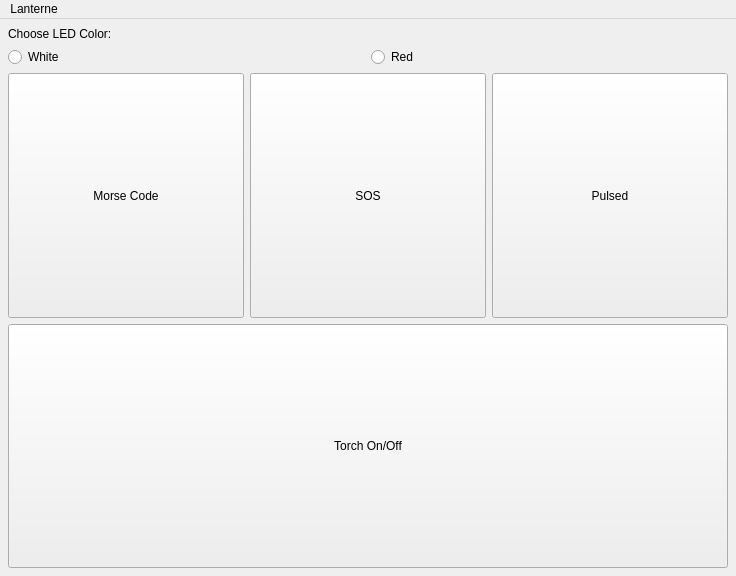
Before: the Qt Designer form mainwindow.ui in jpietrzak8/Lanterne, drawn with Qt 5.
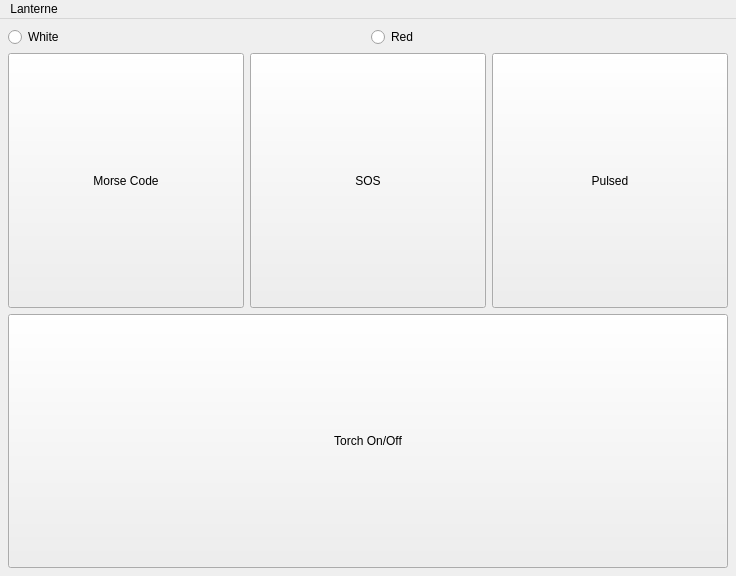
After: the same form once the commit is applied. Icons and pictures are not drawn.

```diff
--- a/mainwindow.ui
+++ b/mainwindow.ui
@@ -18,19 +18,6 @@
     <property name="margin">
      <number>8</number>
     </property>
-    <item>
-     <widget class="QLabel" name="ledChoiceLabel">
-      <property name="sizePolicy">
-       <sizepolicy hsizetype="Preferred" vsizetype="Fixed">
-        <horstretch>0</horstretch>
-        <verstretch>0</verstretch>
-       </sizepolicy>
-      </property>
-      <property name="text">
-       <string>Choose LED Color:</string>
-      </property>
-     </widget>
-    </item>
     <item>
      <layout class="QHBoxLayout" name="horizontalLayout_2">
       <item>
```
Left out of the diff: 6 changed lines with no effect on the pictures.
